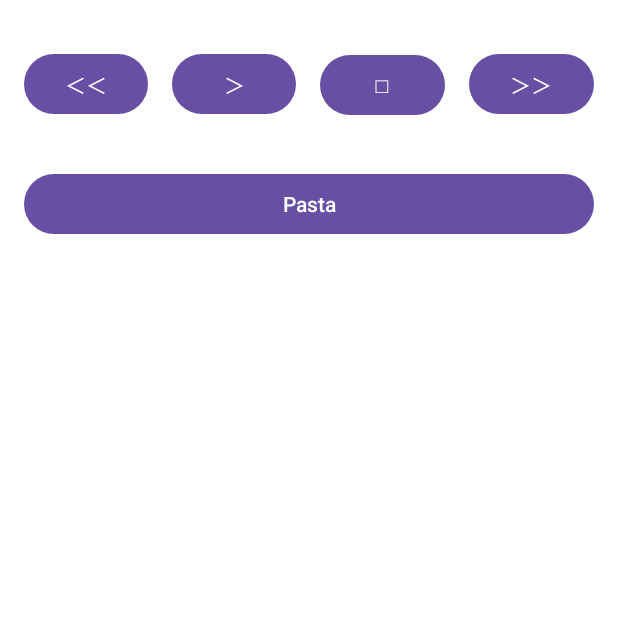
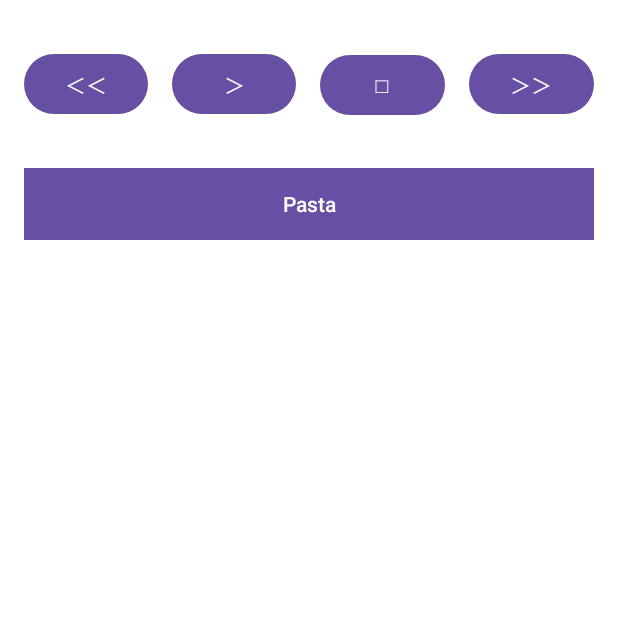
Before and after one commit to katsu0511/pasta_android, an Android app: the screen it shows after launch (MainActivity), on a phone screen of 412 x 824 dp, the top half of it. Run offline under Robolectric (Android 15) with nearby library versions, the phone set to English and light mode, and no system bars.

Commit message:
ボタンのデザインを変更

```diff
--- /dev/null
+++ b/app/src/main/res/drawable/button_background.xml
@@ -0,0 +1,6 @@
+<?xml version="1.0" encoding="utf-8"?>
+<selector xmlns:android="http://schemas.android.com/apk/res/android">
+    <item android:state_enabled="false" android:drawable="@color/gray" />
+    <item android:state_pressed="true" android:drawable="@color/darkGreen" />
+    <item android:drawable="@color/green" />
+</selector>
--- a/app/src/main/res/layout/activity_main.xml
+++ b/app/src/main/res/layout/activity_main.xml
@@ -54,6 +54,7 @@
         android:id="@+id/pasta"
         android:layout_width="match_parent"
         android:layout_height="wrap_content"
+        android:background="@drawable/button_background"
         android:text="@string/app_name"
         android:layout_marginTop="32dp"
         android:layout_marginStart="16dp"
--- a/app/src/main/res/values/colors.xml
+++ b/app/src/main/res/values/colors.xml
@@ -2,4 +2,7 @@
 <resources>
     <color name="black">#FF000000</color>
     <color name="white">#FFFFFFFF</color>
+    <color name="green">#00FF00</color>
+    <color name="darkGreen">#00CC66</color>
+    <color name="gray">#DDDDDD</color>
 </resources>
```
